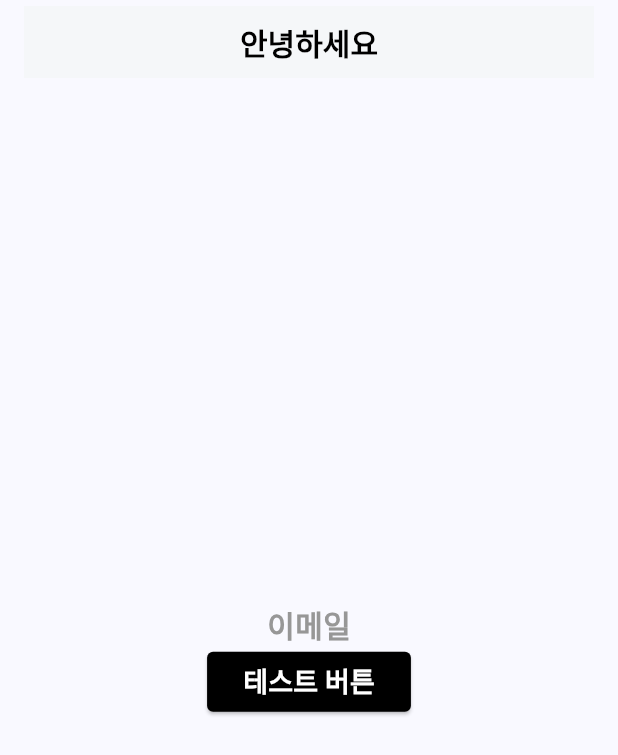
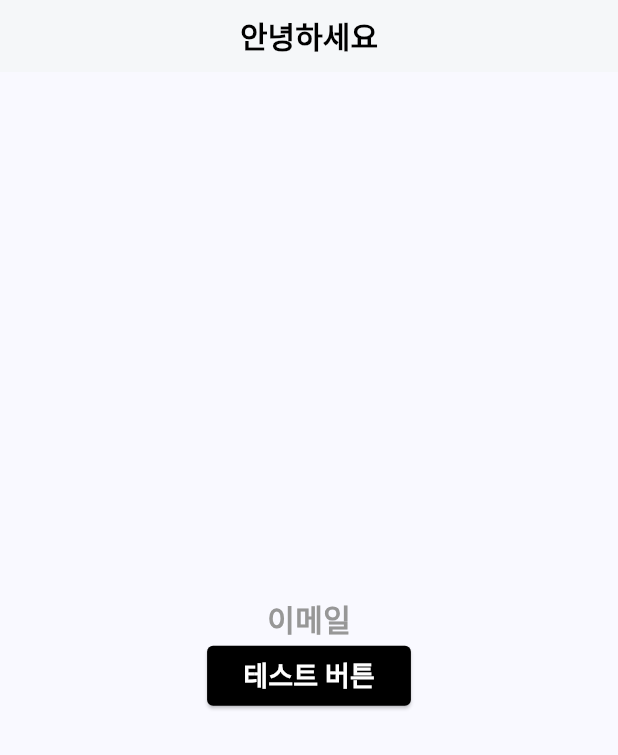
Before and after one commit to rara-record/flutter, a Flutter app: the screen it shows after launch, on a phone screen of 412 x 824 dp. Shown: the top 755 px of the screen. Run offline on Flutter 3.47's test engine with Material 3 defaults, Android fonts, the phone set to English and light mode, and no system bars; our stand-ins replace supabase_flutter; accounts and stored records are empty.

```diff
--- a/intro/lib/main.dart
+++ b/intro/lib/main.dart
@@ -1,7 +1,20 @@
+import 'dart:io';
+
 import 'package:flutter/material.dart';
 import 'package:intro/screen/splash_screen.dart';
+import 'package:supabase_flutter/supabase_flutter.dart';
 
-void main() {
+Future<void> main() async {
+  // main 메소드에서 비동기로 데이터를 다루는 상황이 있을 때 반드시 최초에 호출해줘야 함
+  WidgetsFlutterBinding.ensureInitialized();
+
+  // init supabase
+  await Supabase.initialize(
+    url: 'https://fnpeucnejzwsbcczaohr.supabase.co',
+    anonKey:
+        'eyJhbGciOiJIUzI1NiIsInR5cCI6IkpXVCJ9.eyJpc3MiOiJzdXBhYmFzZSIsInJlZiI6ImZucGV1Y25lanp3c2JjY3phb2hyIiwicm9sZSI6ImFub24iLCJpYXQiOjE3MjI0ODg1NTgsImV4cCI6MjAzODA2NDU1OH0.R0Cb8hYmpAwLzeB-F43qpfdTPaNZSTRlD_VxNVmPxHs',
+  );
+
   runApp(const MyApp());
 }
 
@@ -15,6 +28,19 @@ class MyApp extends StatelessWidget {
       theme: ThemeData(
         colorScheme: ColorScheme.fromSeed(seedColor: Colors.blueAccent),
         useMaterial3: true,
+        appBarTheme: AppBarTheme(
+          // AppBarTheme 전역 스타일
+          centerTitle: !Platform.isIOS,
+          toolbarHeight: 48,
+          backgroundColor: Colors.white,
+          scrolledUnderElevation: 3, // 쓰면 조금 부드러움
+          elevation: 1,
+          titleTextStyle: const TextStyle(
+            color: Colors.black,
+            fontSize: 20,
+            fontWeight: FontWeight.bold,
+          ),
+        ),
       ),
       debugShowCheckedModeBanner: false,
       initialRoute: '/',
```
